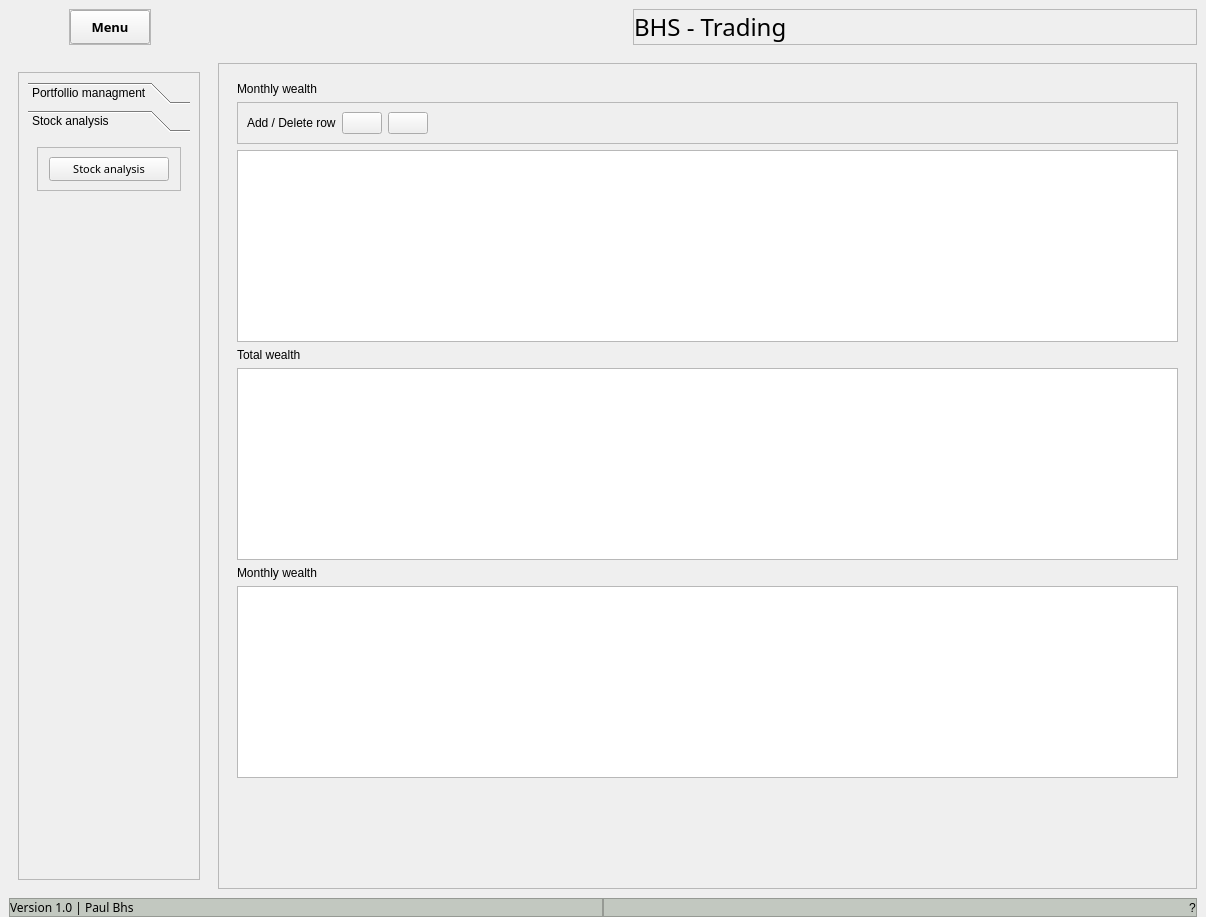
First picture: the form in main.ui, repository Pyodin/bhs-trading, before the edit.
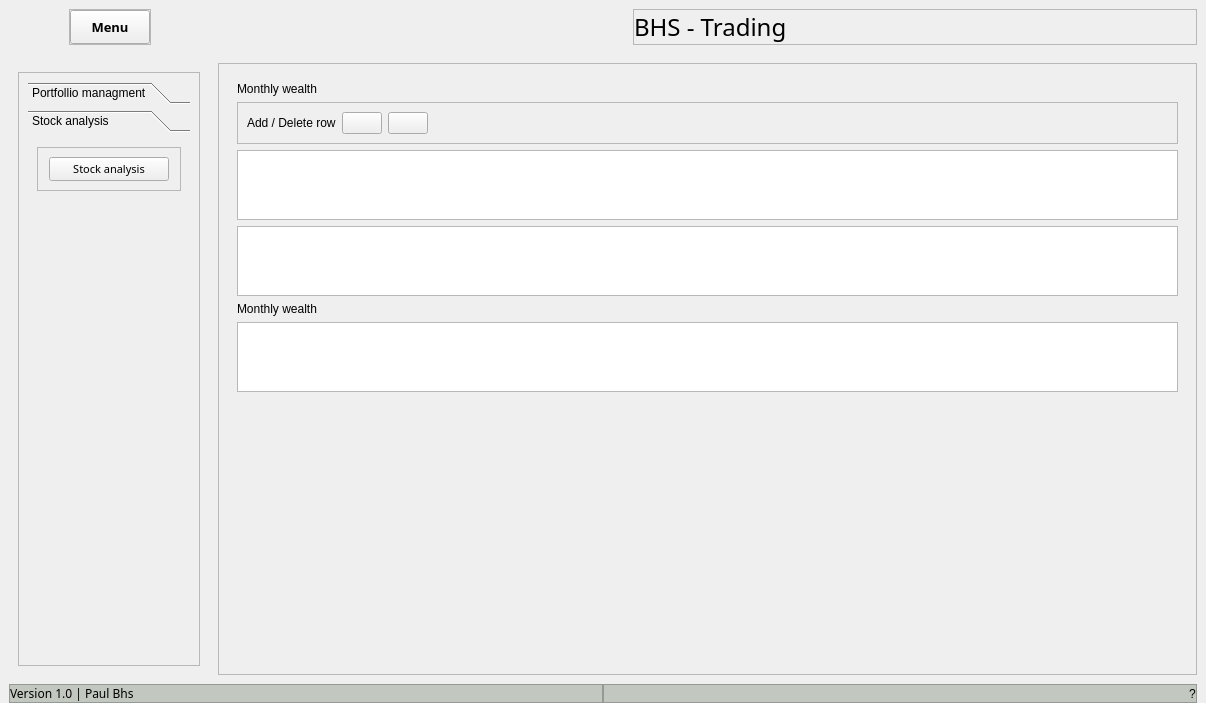
Second picture: the form after the edit. The open tabs and pages were chosen to show the change. Icons and pictures are not drawn.

```diff
--- a/main.ui
+++ b/main.ui
@@ -7,7 +7,7 @@
     <x>0</x>
     <y>0</y>
     <width>1206</width>
-    <height>917</height>
+    <height>703</height>
    </rect>
   </property>
   <property name="minimumSize">
@@ -395,8 +395,8 @@
                  <rect>
                   <x>0</x>
                   <y>0</y>
-                  <width>98</width>
-                  <height>78</height>
+                  <width>162</width>
+                  <height>512</height>
                  </rect>
                 </property>
                 <attribute name="icon">
@@ -590,6 +590,9 @@
                   <verstretch>0</verstretch>
                  </sizepolicy>
                 </property>
+                <property name="sizeAdjustPolicy">
+                 <enum>QAbstractScrollArea::AdjustToContents</enum>
+                </property>
                 <property name="alternatingRowColors">
                  <bool>true</bool>
                 </property>
@@ -601,13 +604,6 @@
                 </attribute>
                </widget>
               </item>
-              <item>
-               <widget class="QLabel" name="label_6">
-                <property name="text">
-                 <string>Total wealth</string>
-                </property>
-               </widget>
-              </item>
               <item>
                <widget class="QTableView" name="tableView_2">
                 <property name="sizePolicy">
@@ -616,9 +612,15 @@
                   <verstretch>0</verstretch>
                  </sizepolicy>
                 </property>
+                <property name="sizeAdjustPolicy">
+                 <enum>QAbstractScrollArea::AdjustToContents</enum>
+                </property>
                 <property name="alternatingRowColors">
                  <bool>true</bool>
                 </property>
+                <attribute name="horizontalHeaderVisible">
+                 <bool>true</bool>
+                </attribute>
                 <attribute name="horizontalHeaderStretchLastSection">
                  <bool>true</bool>
                 </attribute>
@@ -642,6 +644,9 @@
                   <verstretch>0</verstretch>
                  </sizepolicy>
                 </property>
+                <property name="sizeAdjustPolicy">
+                 <enum>QAbstractScrollArea::AdjustToContents</enum>
+                </property>
                 <property name="alternatingRowColors">
                  <bool>true</bool>
                 </property>
```
Left out of the diff: 2 changed lines with no effect on the pictures.
